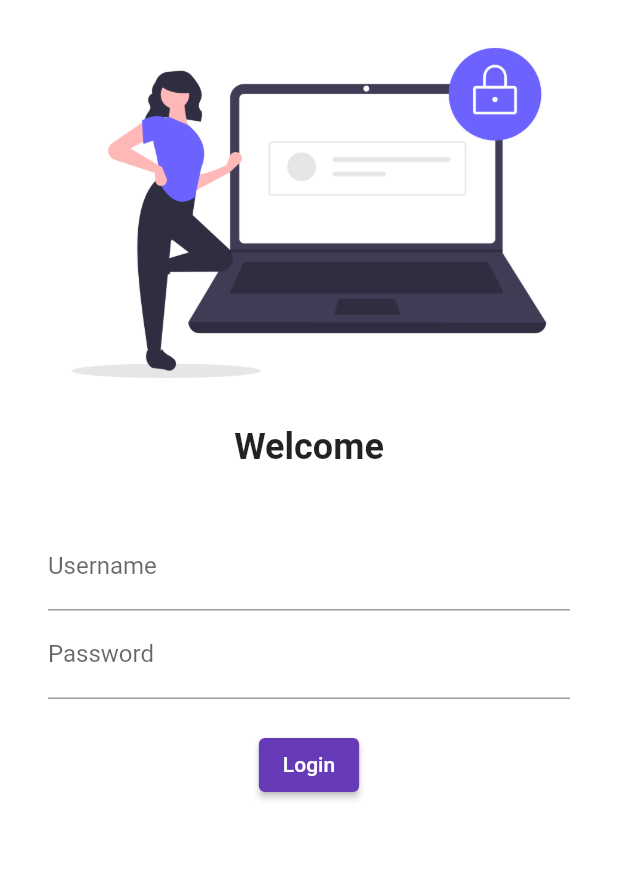
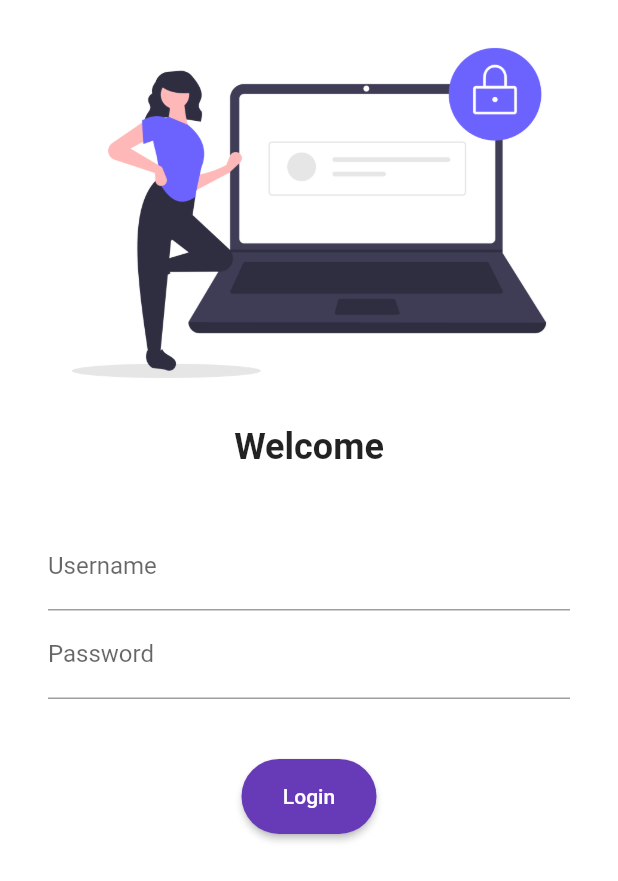
Before and after one commit to Anirudh-2003/Catalog-App, a Flutter app: the screen it shows after launch, on a phone screen of 412 x 824 dp. Shown: the top 881 px of the screen. Run offline on Flutter 3.47's test engine with Material 2 defaults, Android fonts, the phone set to English and light mode, and no system bars; our stand-ins replace google_fonts.

Commit message:
Debug Checker | SingleChildScrollView | Navigator

```diff
--- a/lib/Screens/LoginPage.dart
+++ b/lib/Screens/LoginPage.dart
@@ -1,4 +1,5 @@
 import 'package:flutter/material.dart';
+import 'package:untitled/Utils/Route.dart';
 
 class LoginPage extends StatelessWidget {
   const LoginPage({super.key});
@@ -7,6 +8,7 @@ class LoginPage extends StatelessWidget {
   Widget build(BuildContext context) {
     return Material(
       color: Colors.white,
+      child: SingleChildScrollView(
         child: Column(
           children: [
             Image.asset("Assests/Images/Login_page.png", fit: BoxFit.cover,),
@@ -37,14 +39,26 @@ class LoginPage extends StatelessWidget {
                         )
                   ),
                   SizedBox(
-                  height: 20.0,
+                    height: 40.0,
                   ),
-                ElevatedButton(onPressed: () {}, child: Text("Login"), style: TextButton.styleFrom(),)
+                  ElevatedButton(
+                    onPressed: () {
+                      Navigator.pushNamed(context, MyRoutes.homeRoute);
+                    },
+                    child: Text("Login"),
+                    style: TextButton.styleFrom(
+                        minimumSize: Size(90, 50),
+                        shape: RoundedRectangleBorder(
+                            borderRadius: BorderRadius.circular(25.0),
+                        ),
+                    ),
+                  ),
                 ],
               ),
             ),
           ],
         ),
+      ),
     );
   }
 }
--- /dev/null
+++ b/lib/Utils/Route.dart
@@ -0,0 +1,4 @@
+class MyRoutes{
+    static String loginRoute = "/login";
+    static String homeRoute = "/home";
+}
--- a/lib/main.dart
+++ b/lib/main.dart
@@ -2,6 +2,8 @@ import 'package:flutter/material.dart';
 import 'package:untitled/Screens/HomePage.dart';
 import 'package:untitled/Screens/LoginPage.dart';
 import 'package:google_fonts/google_fonts.dart';
+
+import 'Utils/Route.dart';
 
 void main()
 {
@@ -13,6 +15,7 @@ class untitled extends StatelessWidget {
   @override
   Widget build(BuildContext context) {
     return MaterialApp(
+      debugShowCheckedModeBanner: false,
       themeMode: ThemeMode.light,
       theme: ThemeData(
         primarySwatch: Colors.deepPurple,
@@ -20,8 +23,8 @@ class untitled extends StatelessWidget {
       ),
       initialRoute: "/login",
       routes: {
-        "/home": (context) => HomePage(),
-        "/login": (context) => LoginPage(),
+        MyRoutes.homeRoute: (context) => HomePage(),
+        MyRoutes.loginRoute: (context) => LoginPage(),
       },
     );
   }
```
Lines whose indentation alone changed are shown as unchanged.
